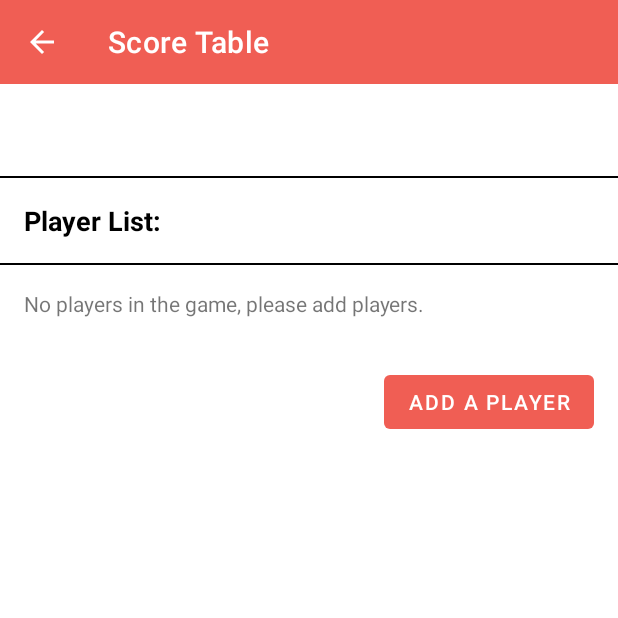
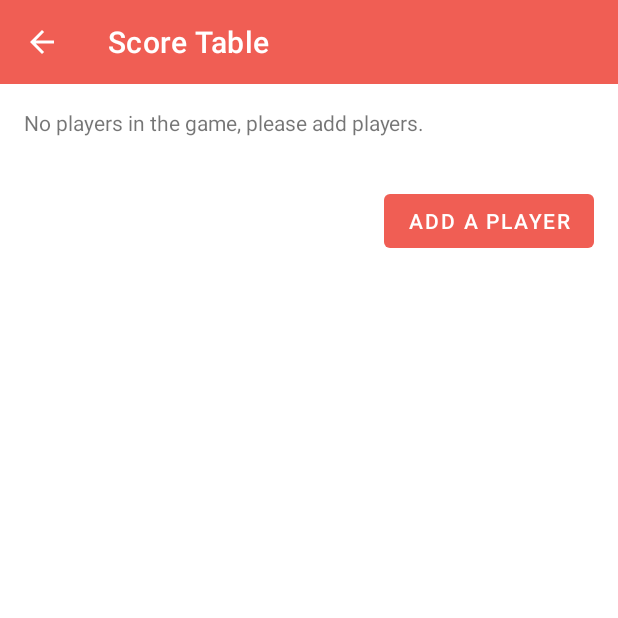
Before and after one commit to grapergrape/RummyTracker, an Android app: the ScoreTableActivity screen opened directly, with no data from a screen before it, on a phone screen of 412 x 824 dp, the top half of it. Run offline under Robolectric (Android 15) with nearby library versions, the phone set to English and light mode, and no system bars; libraries missing offline, so code that uses them is left out: net.yslibrary.android.

Commit message:
delete game confirmation popup, polepšan score table activity, ...

```diff
--- a/app/build.gradle
+++ b/app/build.gradle
@@ -33,6 +33,7 @@ dependencies {
     implementation 'androidx.appcompat:appcompat:1.4.1'
     implementation 'com.google.android.material:material:1.5.0'
     implementation 'androidx.constraintlayout:constraintlayout:2.1.3'
+    implementation 'net.yslibrary.keyboardvisibilityevent:keyboardvisibilityevent:2.1.0'
     testImplementation 'junit:junit:4.13.2'
     androidTestImplementation 'androidx.test.ext:junit:1.1.3'
     androidTestImplementation 'androidx.test.espresso:espresso-core:3.4.0'
--- a/app/src/main/java/si/uni_lj/fe/tnuv/AddGameActivity.java
+++ b/app/src/main/java/si/uni_lj/fe/tnuv/AddGameActivity.java
@@ -18,6 +18,8 @@ import android.widget.Toast;
 
 import androidx.appcompat.app.AppCompatActivity;
 import androidx.appcompat.widget.Toolbar;
+
+import net.yslibrary.android.keyboardvisibilityevent.util.UIUtil;
 
 import si.uni_lj.fe.tnuv.database.MyDatabaseHelper;
 
@@ -63,7 +65,7 @@ public class AddGameActivity extends AppCompatActivity {
         gameNameEditText.requestFocus();
 //        InputMethodManager imm = (InputMethodManager) getSystemService(Context.INPUT_METHOD_SERVICE);  //to dela le če to dodam v dodaten gumb
 //        imm.showSoftInput(gameNameEditText, InputMethodManager.SHOW_IMPLICIT);  //to dela le če to dodam v dodaten gumb
-
+//        UIUtil.showKeyboard(this, gameNameEditText);  //to tud ne dela
 
         insertButton.setOnClickListener(v -> {
             String gameName = gameNameEditText.getText().toString().trim();
--- a/app/src/main/res/layout/activity_add_game.xml
+++ b/app/src/main/res/layout/activity_add_game.xml
@@ -33,10 +33,11 @@
         android:id="@+id/game_name_edittext"
         android:layout_width="match_parent"
         android:layout_height="wrap_content"
-        android:layout_marginTop="5dp"
         android:hint="Enter game name"
-        app:layout_constraintTop_toBottomOf="@+id/toolbar"
+        app:layout_constraintTop_toTopOf="parent"
+        android:layout_marginTop="4dp"
         tools:layout_editor_absoluteX="0dp" />
+<!--    app:layout_constraintTop_toBottomOf="@+id/toolbar"  //ta id ni define-an nikjer-->
 
     <Button
         android:id="@+id/insert_button"
--- a/app/src/main/res/layout/activity_most_wins.xml
+++ b/app/src/main/res/layout/activity_most_wins.xml
@@ -7,8 +7,8 @@
         android:id="@+id/player_wins_text_view"
         android:layout_width="wrap_content"
         android:layout_height="wrap_content"
-        android:textSize="20sp"
-        android:padding="16dp"
+        android:textSize="28dp"
+        android:padding="0dp"
         android:layout_centerInParent="true"/>
 
 </RelativeLayout>
--- a/app/src/main/res/layout/activity_score_table.xml
+++ b/app/src/main/res/layout/activity_score_table.xml
@@ -4,34 +4,35 @@
     android:layout_height="match_parent"
     android:orientation="vertical">
 
-    <TextView
-        android:id="@+id/game_name_textview"
-        android:layout_width="match_parent"
-        android:layout_height="wrap_content"
-        android:padding="16dp"
-        android:textAppearance="?android:textAppearanceLarge"
-        android:textColor="@android:color/black"
-        android:textStyle="bold" />
+<!--    <TextView-->
+<!--        android:id="@+id/game_name_textview"-->
+<!--        android:layout_width="match_parent"-->
+<!--        android:layout_height="wrap_content"-->
+<!--        android:padding="0dp"-->
+<!--        android:textAppearance="?android:textAppearanceLarge"-->
+<!--        android:textColor="@android:color/black"-->
+<!--        android:textStyle="bold" />-->
 
-    <View
-        android:layout_width="match_parent"
-        android:layout_height="1dp"
-        android:background="@android:color/black" />
+<!--    <View-->
+<!--        android:layout_width="match_parent"-->
+<!--        android:layout_height="1dp"-->
+<!--        android:background="@android:color/black" />-->
 
-    <TextView
-        android:id="@+id/players_list_title_textview"
-        android:layout_width="match_parent"
-        android:layout_height="wrap_content"
-        android:padding="16dp"
-        android:text="@string/players_list_title"
-        android:textAppearance="?android:textAppearanceMedium"
-        android:textColor="@android:color/black"
-        android:textStyle="bold" />
+<!--    <TextView-->
+<!--        android:id="@+id/players_list_title_textview"-->
+<!--        android:layout_width="match_parent"-->
+<!--        android:layout_height="wrap_content"-->
+<!--        android:padding="16dp"-->
+<!--        android:text="@string/players_list_title"-->
+<!--        android:textAppearance="?android:textAppearanceMedium"-->
+<!--        android:textColor="@android:color/black"-->
+<!--        android:textStyle="bold" />-->
 
-    <View
-        android:layout_width="match_parent"
-        android:layout_height="1dp"
-        android:background="@android:color/black" />
+<!--    <View-->
+<!--        android:layout_width="match_parent"-->
+<!--        android:layout_height="1dp"-->
+<!--        android:background="@android:color/black" />-->
+
 
     <HorizontalScrollView
         android:id="@+id/score_table_scrollview"
@@ -47,6 +48,7 @@
             android:padding="16dp" />
 
     </HorizontalScrollView>
+
 
     <TextView
         android:id="@+id/no_players_textview"
--- a/app/src/main/res/values/colors.xml
+++ b/app/src/main/res/values/colors.xml
@@ -3,6 +3,7 @@
     <color name="purple_200">#FFBB86FC</color>
     <color name="purple_500">#FF6200EE</color>
     <color name="purple_700">#FF3700B3</color>
+    <color name="lighter_red">#f06e65</color>
     <color name="light_red">#FFf05e54</color>
     <color name="red_100">#FFed473b</color>
     <color name="teal_200">#FF03DAC5</color>
```
Also changed, not shown: app/src/main/java/si/uni_lj/fe/tnuv/GameMenuActivity.java (+52 -6 lines), app/src/main/java/si/uni_lj/fe/tnuv/ScoreTableActivity.java (+37 -6 lines), app/src/main/res/layout/activity_add_player.xml (+9 -7 lines), app/src/main/res/layout/activity_average_scores.xml (+5 -3 lines), app/src/main/res/layout/activity_main.xml (+35 -18 lines).
